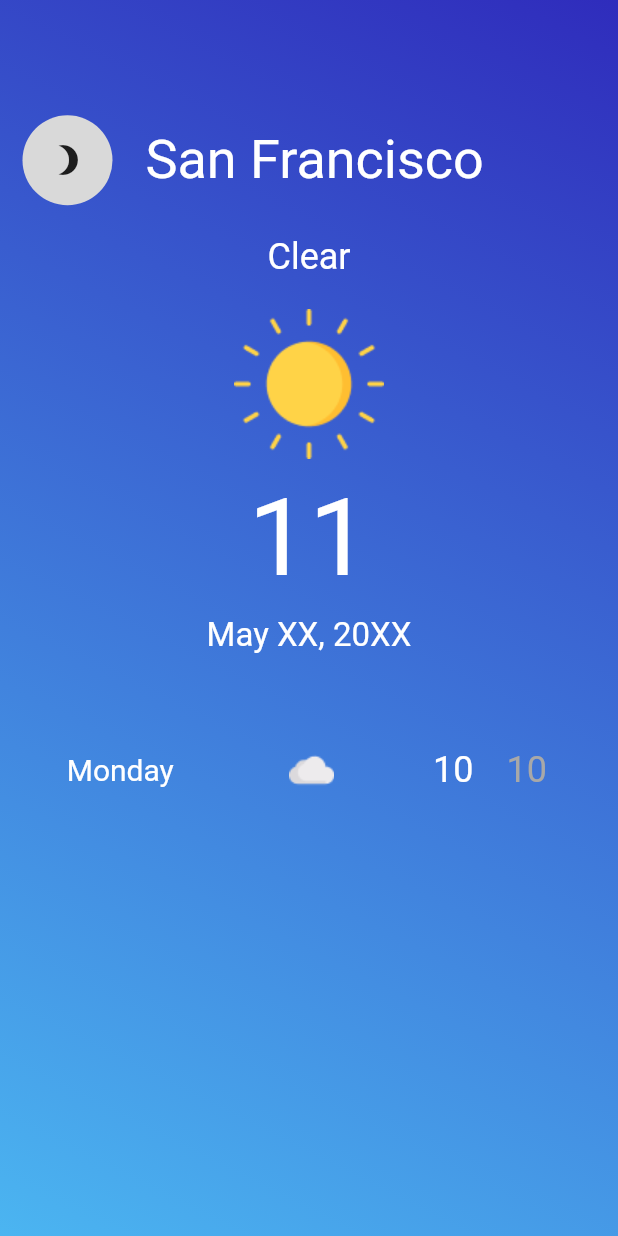
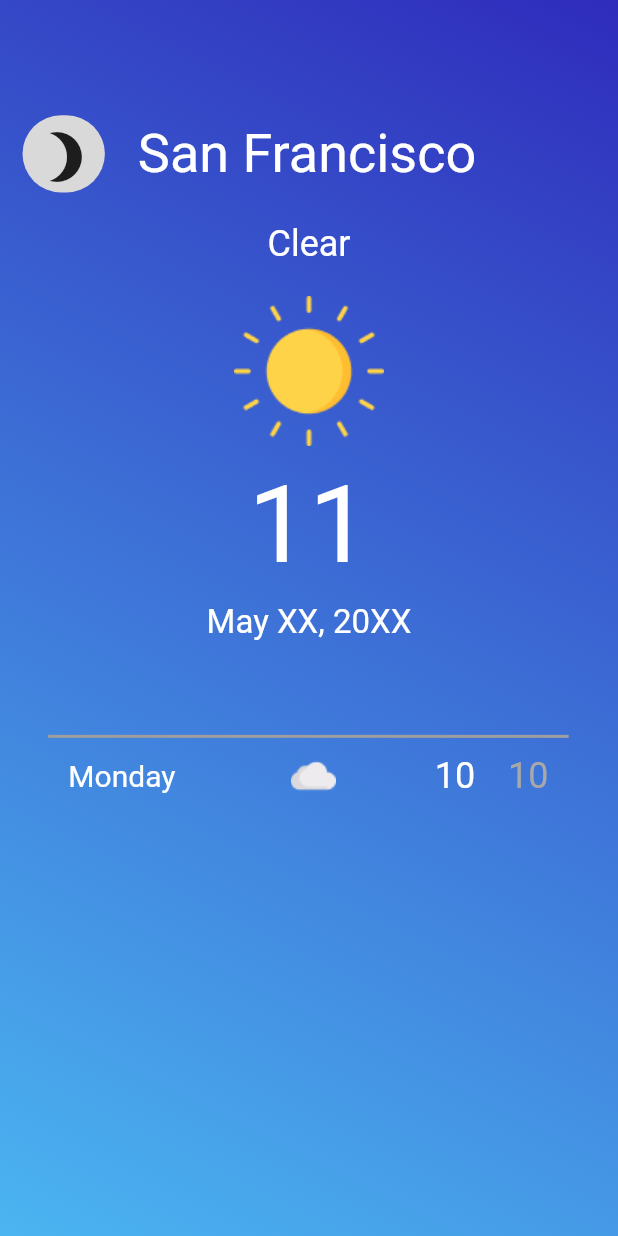
Before and after one commit to chiefbaki/flutter_weather, a Flutter app: the screen it shows after launch, on a phone screen of 412 x 824 dp. Run offline on Flutter 3.47's test engine with Material 2 defaults, Android fonts, the phone set to English and light mode, and no system bars; our stand-ins replace flutter_screenutil.

Commit message:
updated weather_row

```diff
--- a/lib/presentation/widgets/buttons.dart
+++ b/lib/presentation/widgets/buttons.dart
@@ -4,8 +4,8 @@ import 'package:weather/presentation/theme/app_colors.dart';
 
 class ThemeChangeBtn extends StatefulWidget {
   final void Function() changeTheme;
-  bool themeState;
-  ThemeChangeBtn({super.key, required this.changeTheme, required this.themeState});
+  final bool themeState;
+  const ThemeChangeBtn({super.key, required this.changeTheme, required this.themeState});
 
   @override
   State<ThemeChangeBtn> createState() => _ThemeChangeBtnState();
@@ -15,13 +15,13 @@ class _ThemeChangeBtnState extends State<ThemeChangeBtn> {
   @override
   Widget build(BuildContext context) {
     return Container(
-      width: 60,
-      height: 60,
+      width: 50.w,
+      height: 50.h,
       decoration: BoxDecoration(
         borderRadius: BorderRadius.circular(30),
         color: AppColors.circleBackground,
       ),
-      child: IconButton(onPressed: widget.changeTheme,
+      child: IconButton(onPressed: widget.changeTheme, iconSize: 40,
       icon: Icon(widget.themeState ? Icons.brightness_3 : Icons.brightness_5)),
     );
   }
--- a/lib/presentation/widgets/weather_row.dart
+++ b/lib/presentation/widgets/weather_row.dart
@@ -1,5 +1,3 @@
-import 'dart:html';
-
 import 'package:flutter/material.dart';
 import 'package:flutter_screenutil/flutter_screenutil.dart';
 import 'package:weather/presentation/theme/app_colors.dart';
@@ -33,15 +31,21 @@ class WeatherRowItem extends StatefulWidget {
 class _WeatherRowItemState extends State<WeatherRowItem> {
   @override
   Widget build(BuildContext context) {
-    return Container(
-      width: 345.w,
+    return Column(
+      children: [
+        Container(
+          height: 2,
+          width: 347,
+          color: Colors.grey,
+        ),
+        SizedBox(
+          height: 10.h,
+        ),
+        Container(
+          width: 347.w,
           child: Row(
             mainAxisAlignment: MainAxisAlignment.center,
             children: [
-          // Container(
-          //   height: 2,
-          //   color: Color(0xff949494),
-          // ),
               Text(
                 "Monday",
                 style: AppFonts.s20w400.copyWith(color: Colors.white),
@@ -66,6 +70,8 @@ class _WeatherRowItemState extends State<WeatherRowItem> {
               ),
             ],
           ),
+        ),
+      ],
     );
   }
 }
```
Lines whose indentation alone changed are shown as unchanged.
